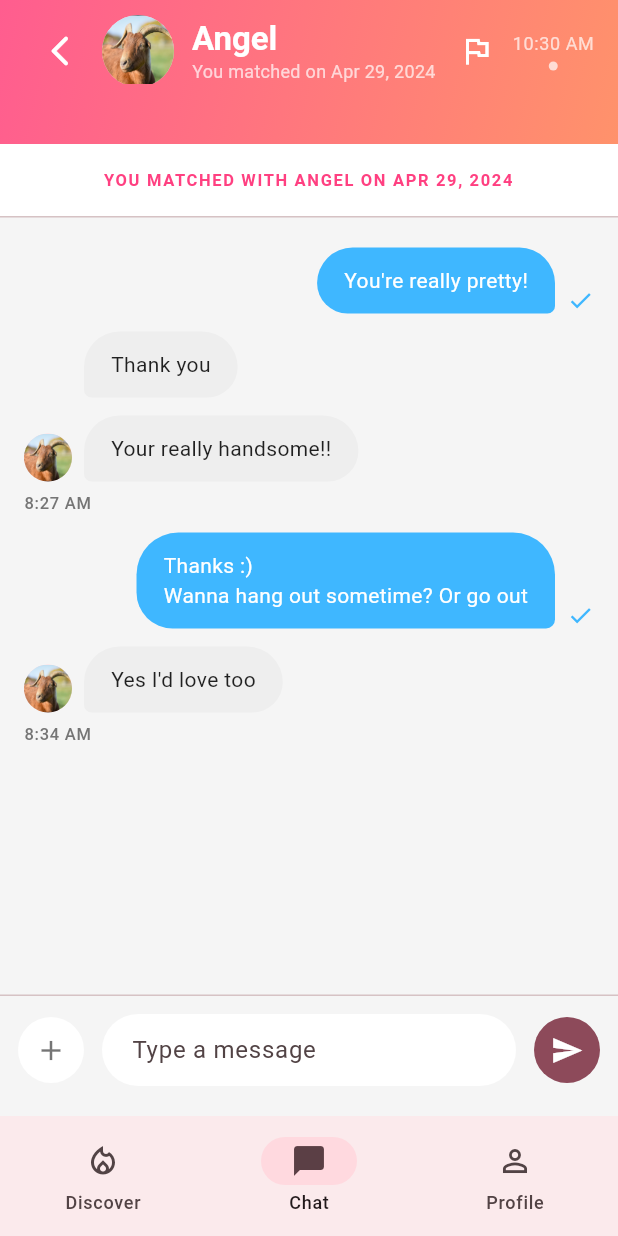
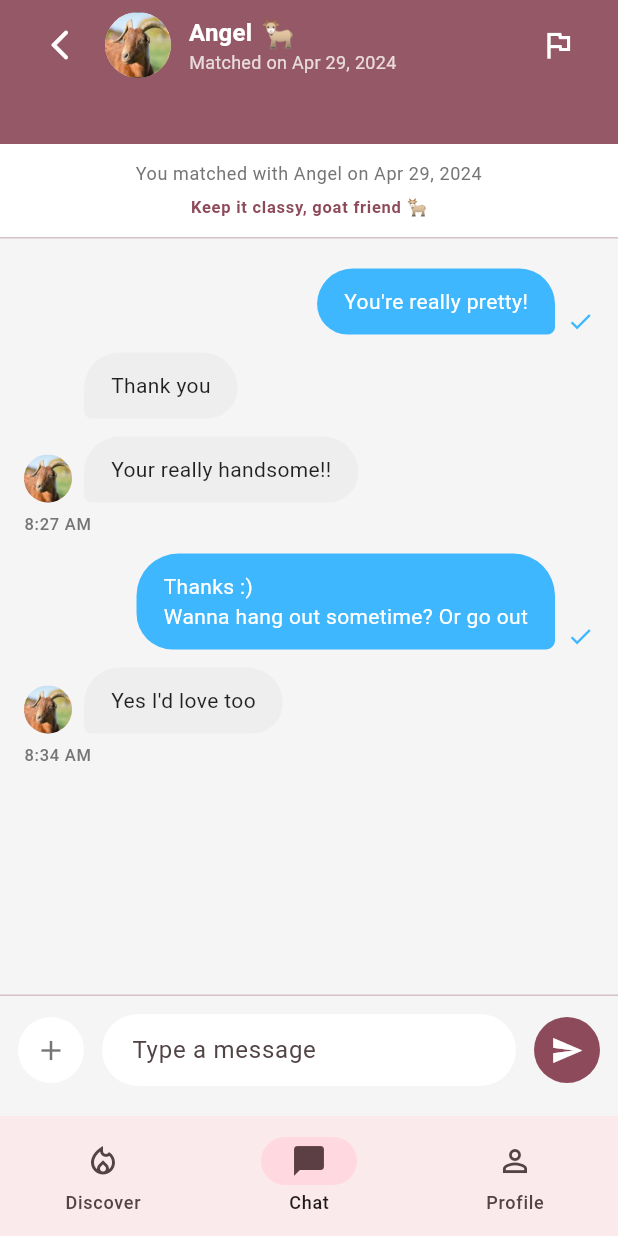
Before and after one commit to rosenpin/gonder, a Flutter app: the screen it shows after launch, item 2 of the bottom bar chosen, on a phone screen of 412 x 824 dp. Run offline on Flutter 3.47's test engine with Material 3 defaults, Android fonts, the phone set to English and light mode, and no system bars; our stand-ins replace flutter_card_swiper; accounts and stored records are empty.

Commit message:
style: simplify chat ui

```diff
--- a/lib/features/chat/presentation/chat_page.dart
+++ b/lib/features/chat/presentation/chat_page.dart
@@ -180,31 +180,21 @@ class _ChatHeader extends StatelessWidget {
   @override
   Widget build(BuildContext context) {
     final theme = Theme.of(context);
-    final formattedTime = TimeOfDay.now().format(context);
     return AppBar(
       automaticallyImplyLeading: false,
-      flexibleSpace: Container(
-        decoration: const BoxDecoration(
-          gradient: LinearGradient(
-            colors: [Color(0xFFFF5D8F), Color(0xFFFF926B)],
-            begin: Alignment.topLeft,
-            end: Alignment.bottomRight,
-          ),
-        ),
-      ),
+      backgroundColor: theme.colorScheme.primary.withValues(alpha: 0.92),
       foregroundColor: Colors.white,
-      backgroundColor: Colors.transparent,
       title: Padding(
-        padding: const EdgeInsets.only(top: 12),
+        padding: const EdgeInsets.only(top: 8, bottom: 4),
         child: Row(
           children: [
             IconButton(
               icon: const Icon(Icons.arrow_back_ios_new_rounded),
               onPressed: () {},
             ),
-            const SizedBox(width: 4),
+            const SizedBox(width: 6),
             const CircleAvatar(
-              radius: 24,
+              radius: 22,
               backgroundImage: AssetImage('assets/2.png'),
             ),
             const SizedBox(width: 12),
@@ -212,43 +202,33 @@ class _ChatHeader extends StatelessWidget {
               crossAxisAlignment: CrossAxisAlignment.start,
               mainAxisAlignment: MainAxisAlignment.center,
               children: [
-                Text(
-                  'Angel',
-                  style: theme.textTheme.titleLarge?.copyWith(
-                    color: Colors.white,
-                    fontWeight: FontWeight.w600,
-                  ),
+                Row(
+                  children: [
+                    Text(
+                      'Angel',
+                      style: theme.textTheme.titleMedium?.copyWith(
+                        color: Colors.white,
+                        fontWeight: FontWeight.w600,
+                      ),
+                    ),
+                    const SizedBox(width: 6),
+                    const Text('🐐', style: TextStyle(fontSize: 18)),
+                  ],
                 ),
                 Text(
-                  'You matched on ${_formatMatchDate(matchDate)}',
+                  'Matched on ${_formatMatchDate(matchDate)}',
                   style: theme.textTheme.bodySmall?.copyWith(
-                    color: Colors.white70,
+                    color: Colors.white.withValues(alpha: 0.78),
                     letterSpacing: 0.2,
                   ),
                 ),
               ],
             ),
             const Spacer(),
-            IconButton(icon: const Icon(Icons.flag_outlined), onPressed: () {}),
-            Column(
-              mainAxisAlignment: MainAxisAlignment.center,
-              children: [
-                Text(
-                  formattedTime,
-                  style: theme.textTheme.bodySmall?.copyWith(
-                    color: Colors.white70,
-                  ),
-                ),
-                const SizedBox(height: 4),
-                Container(
-                  width: 6,
-                  height: 6,
-                  decoration: const BoxDecoration(
-                    color: Colors.white70,
-                    shape: BoxShape.circle,
-                  ),
-                ),
-              ],
+            IconButton(
+              icon: const Icon(Icons.flag_outlined),
+              tooltip: 'Report',
+              onPressed: () {},
             ),
           ],
         ),
@@ -287,21 +267,29 @@ class _MatchBanner extends StatelessWidget {
   @override
   Widget build(BuildContext context) {
     final textTheme = Theme.of(context).textTheme;
+    final primary = Theme.of(context).colorScheme.primary;
     return Container(
       width: double.infinity,
       color: Colors.white,
-      padding: const EdgeInsets.symmetric(horizontal: 20, vertical: 16),
+      padding: const EdgeInsets.symmetric(horizontal: 20, vertical: 12),
       child: Column(
         crossAxisAlignment: CrossAxisAlignment.center,
         children: [
           Text(
-            'YOU MATCHED WITH ANGEL ON ${_ChatHeader._formatMatchDate(matchDate).toUpperCase()}',
-            style: textTheme.labelSmall?.copyWith(
-              color: Colors.pinkAccent,
-              fontWeight: FontWeight.w600,
-              letterSpacing: 1.1,
+            'You matched with Angel on ${_ChatHeader._formatMatchDate(matchDate)}',
+            style: textTheme.bodySmall?.copyWith(
+              color: Colors.grey.shade600,
+              letterSpacing: 0.4,
             ),
             textAlign: TextAlign.center,
+          ),
+          const SizedBox(height: 6),
+          Text(
+            'Keep it classy, goat friend 🐐',
+            style: textTheme.labelSmall?.copyWith(
+              color: primary,
+              fontWeight: FontWeight.w600,
+            ),
           ),
         ],
       ),
```
Also changed, not shown: 1 other file.
